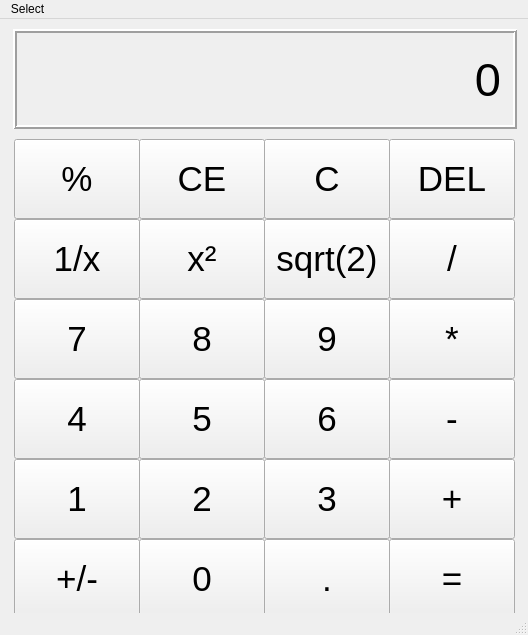
Before: the Qt Designer form Engineering calculator/UI_files/calc.ui in Ilonczai-Andras/Mernoki-szamologep-szakdolgozat, drawn with Qt 5.
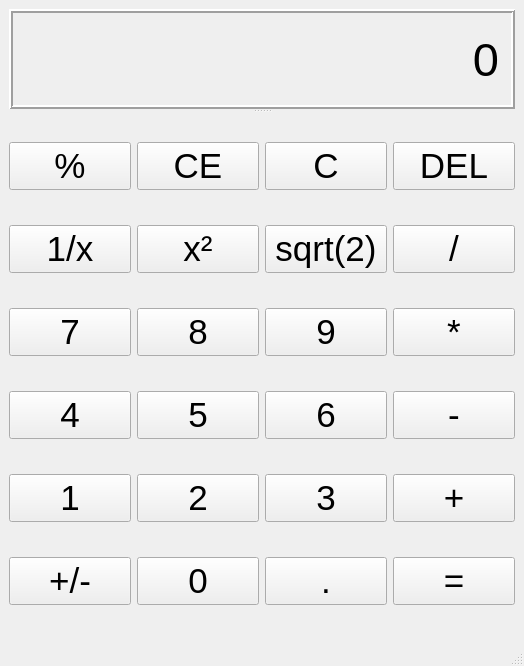
After: the same form once the commit is applied.

Commit message: programozói számológép/hexadecimális rész tesztelve

```diff
--- a/Engineering calculator/UI_files/calc.ui
+++ b/Engineering calculator/UI_files/calc.ui
@@ -6,23 +6,21 @@
    <rect>
     <x>0</x>
     <y>0</y>
-    <width>528</width>
-    <height>635</height>
+    <width>524</width>
+    <height>666</height>
    </rect>
   </property>
   <property name="windowTitle">
    <string>MainWindow</string>
   </property>
   <widget class="QWidget" name="centralwidget">
+   <layout class="QVBoxLayout" name="verticalLayout">
+    <item>
+     <widget class="QSplitter" name="splitter">
+      <property name="orientation">
+       <enum>Qt::Vertical</enum>
+      </property>
    <widget class="QLabel" name="outputLabel">
-    <property name="geometry">
-     <rect>
-      <x>13</x>
-      <y>10</y>
-      <width>504</width>
-      <height>100</height>
-     </rect>
-    </property>
     <property name="font">
      <font>
       <pointsize>35</pointsize>
@@ -50,33 +48,22 @@
      <number>10</number>
     </property>
    </widget>
-   <widget class="QPushButton" name="percentageButton">
-    <property name="geometry">
-     <rect>
-      <x>14</x>
-      <y>120</y>
-      <width>126</width>
-      <height>80</height>
-     </rect>
-    </property>
+      <widget class="QWidget" name="">
+       <layout class="QGridLayout" name="gridLayout">
+        <item row="5" column="0">
+         <widget class="QPushButton" name="plusMinusButton">
     <property name="font">
      <font>
       <pointsize>26</pointsize>
      </font>
     </property>
     <property name="text">
-     <string>%</string>
-    </property>
-   </widget>
+           <string>+/-</string>
+          </property>
+         </widget>
+        </item>
+        <item row="0" column="1">
    <widget class="QPushButton" name="clearEntryButton">
-    <property name="geometry">
-     <rect>
-      <x>139</x>
-      <y>120</y>
-      <width>126</width>
-      <height>80</height>
-     </rect>
-    </property>
     <property name="font">
      <font>
       <pointsize>26</pointsize>
@@ -86,51 +73,9 @@
      <string>CE</string>
     </property>
    </widget>
-   <widget class="QPushButton" name="clearButton">
-    <property name="geometry">
-     <rect>
-      <x>264</x>
-      <y>120</y>
-      <width>126</width>
-      <height>80</height>
-     </rect>
-    </property>
-    <property name="font">
-     <font>
-      <pointsize>26</pointsize>
-     </font>
-    </property>
-    <property name="text">
-     <string>C</string>
-    </property>
-   </widget>
-   <widget class="QPushButton" name="deleteButton">
-    <property name="geometry">
-     <rect>
-      <x>389</x>
-      <y>120</y>
-      <width>126</width>
-      <height>80</height>
-     </rect>
-    </property>
-    <property name="font">
-     <font>
-      <pointsize>26</pointsize>
-     </font>
-    </property>
-    <property name="text">
-     <string>DEL</string>
-    </property>
-   </widget>
+        </item>
+        <item row="1" column="1">
    <widget class="QPushButton" name="quadratButton">
-    <property name="geometry">
-     <rect>
-      <x>139</x>
-      <y>200</y>
-      <width>126</width>
-      <height>80</height>
-     </rect>
-    </property>
     <property name="font">
      <font>
       <pointsize>26</pointsize>
@@ -140,69 +85,21 @@
      <string>x²</string>
     </property>
    </widget>
-   <widget class="QPushButton" name="onePerXButton">
-    <property name="geometry">
-     <rect>
-      <x>14</x>
-      <y>200</y>
-      <width>126</width>
-      <height>80</height>
-     </rect>
-    </property>
+        </item>
+        <item row="0" column="0">
+         <widget class="QPushButton" name="percentageButton">
     <property name="font">
      <font>
       <pointsize>26</pointsize>
      </font>
     </property>
     <property name="text">
-     <string>1/x</string>
-    </property>
-   </widget>
-   <widget class="QPushButton" name="sqrtButton">
-    <property name="geometry">
-     <rect>
-      <x>264</x>
-      <y>200</y>
-      <width>126</width>
-      <height>80</height>
-     </rect>
-    </property>
-    <property name="font">
-     <font>
-      <pointsize>26</pointsize>
-     </font>
-    </property>
-    <property name="text">
-     <string>sqrt(2)</string>
-    </property>
-   </widget>
-   <widget class="QPushButton" name="divideButton">
-    <property name="geometry">
-     <rect>
-      <x>389</x>
-      <y>200</y>
-      <width>126</width>
-      <height>80</height>
-     </rect>
-    </property>
-    <property name="font">
-     <font>
-      <pointsize>26</pointsize>
-     </font>
-    </property>
-    <property name="text">
-     <string>/</string>
-    </property>
-   </widget>
+           <string>%</string>
+          </property>
+         </widget>
+        </item>
+        <item row="2" column="0">
    <widget class="QPushButton" name="Button_7">
-    <property name="geometry">
-     <rect>
-      <x>14</x>
-      <y>280</y>
-      <width>126</width>
-      <height>80</height>
-     </rect>
-    </property>
     <property name="font">
      <font>
       <pointsize>26</pointsize>
@@ -212,33 +109,9 @@
      <string>7</string>
     </property>
    </widget>
-   <widget class="QPushButton" name="Button_8">
-    <property name="geometry">
-     <rect>
-      <x>139</x>
-      <y>280</y>
-      <width>126</width>
-      <height>80</height>
-     </rect>
-    </property>
-    <property name="font">
-     <font>
-      <pointsize>26</pointsize>
-     </font>
-    </property>
-    <property name="text">
-     <string>8</string>
-    </property>
-   </widget>
+        </item>
+        <item row="2" column="3">
    <widget class="QPushButton" name="multiplyButton">
-    <property name="geometry">
-     <rect>
-      <x>389</x>
-      <y>280</y>
-      <width>126</width>
-      <height>80</height>
-     </rect>
-    </property>
     <property name="font">
      <font>
       <pointsize>26</pointsize>
@@ -248,15 +121,21 @@
      <string>*</string>
     </property>
    </widget>
+        </item>
+        <item row="3" column="0">
+         <widget class="QPushButton" name="Button_4">
+          <property name="font">
+           <font>
+            <pointsize>26</pointsize>
+           </font>
+          </property>
+          <property name="text">
+           <string>4</string>
+          </property>
+         </widget>
+        </item>
+        <item row="2" column="2">
    <widget class="QPushButton" name="Button_9">
-    <property name="geometry">
-     <rect>
-      <x>264</x>
-      <y>280</y>
-      <width>126</width>
-      <height>80</height>
-     </rect>
-    </property>
     <property name="font">
      <font>
       <pointsize>26</pointsize>
@@ -266,33 +145,33 @@
      <string>9</string>
     </property>
    </widget>
-   <widget class="QPushButton" name="Button_5">
-    <property name="geometry">
-     <rect>
-      <x>139</x>
-      <y>360</y>
-      <width>126</width>
-      <height>80</height>
-     </rect>
-    </property>
+        </item>
+        <item row="5" column="1">
+         <widget class="QPushButton" name="zeroButton">
+          <property name="font">
+           <font>
+            <pointsize>26</pointsize>
+           </font>
+          </property>
+          <property name="text">
+           <string>0</string>
+          </property>
+         </widget>
+        </item>
+        <item row="5" column="2">
+         <widget class="QPushButton" name="decimalPointButton">
     <property name="font">
      <font>
       <pointsize>26</pointsize>
      </font>
     </property>
     <property name="text">
-     <string>5</string>
-    </property>
-   </widget>
+           <string>.</string>
+          </property>
+         </widget>
+        </item>
+        <item row="3" column="3">
    <widget class="QPushButton" name="minusButton">
-    <property name="geometry">
-     <rect>
-      <x>389</x>
-      <y>360</y>
-      <width>126</width>
-      <height>80</height>
-     </rect>
-    </property>
     <property name="font">
      <font>
       <pointsize>26</pointsize>
@@ -302,105 +181,9 @@
      <string>-</string>
     </property>
    </widget>
-   <widget class="QPushButton" name="Button_4">
-    <property name="geometry">
-     <rect>
-      <x>14</x>
-      <y>360</y>
-      <width>126</width>
-      <height>80</height>
-     </rect>
-    </property>
-    <property name="font">
-     <font>
-      <pointsize>26</pointsize>
-     </font>
-    </property>
-    <property name="text">
-     <string>4</string>
-    </property>
-   </widget>
-   <widget class="QPushButton" name="Button_6">
-    <property name="geometry">
-     <rect>
-      <x>264</x>
-      <y>360</y>
-      <width>126</width>
-      <height>80</height>
-     </rect>
-    </property>
-    <property name="font">
-     <font>
-      <pointsize>26</pointsize>
-     </font>
-    </property>
-    <property name="text">
-     <string>6</string>
-    </property>
-   </widget>
-   <widget class="QPushButton" name="Button_2">
-    <property name="geometry">
-     <rect>
-      <x>139</x>
-      <y>440</y>
-      <width>126</width>
-      <height>80</height>
-     </rect>
-    </property>
-    <property name="font">
-     <font>
-      <pointsize>26</pointsize>
-     </font>
-    </property>
-    <property name="text">
-     <string>2</string>
-    </property>
-   </widget>
-   <widget class="QPushButton" name="Button_3">
-    <property name="geometry">
-     <rect>
-      <x>264</x>
-      <y>440</y>
-      <width>126</width>
-      <height>80</height>
-     </rect>
-    </property>
-    <property name="font">
-     <font>
-      <pointsize>26</pointsize>
-     </font>
-    </property>
-    <property name="text">
-     <string>3</string>
-    </property>
-   </widget>
-   <widget class="QPushButton" name="plusButton">
-    <property name="geometry">
-     <rect>
-      <x>389</x>
-      <y>440</y>
-      <width>126</width>
-      <height>80</height>
-     </rect>
-    </property>
-    <property name="font">
-     <font>
-      <pointsize>26</pointsize>
-     </font>
-    </property>
-    <property name="text">
-     <string>+</string>
-    </property>
-   </widget>
+        </item>
+        <item row="4" column="0">
    <widget class="QPushButton" name="Button_1">
-    <property name="geometry">
-     <rect>
-      <x>14</x>
-      <y>440</y>
-      <width>126</width>
-      <height>80</height>
-     </rect>
-    </property>
     <property name="font">
      <font>
       <pointsize>26</pointsize>
@@ -410,69 +193,33 @@
      <string>1</string>
     </property>
    </widget>
-   <widget class="QPushButton" name="plusMinusButton">
-    <property name="geometry">
-     <rect>
-      <x>14</x>
-      <y>520</y>
-      <width>126</width>
-      <height>80</height>
-     </rect>
-    </property>
+        </item>
+        <item row="1" column="3">
+         <widget class="QPushButton" name="divideButton">
     <property name="font">
      <font>
       <pointsize>26</pointsize>
      </font>
     </property>
     <property name="text">
-     <string>+/-</string>
-    </property>
-   </widget>
-   <widget class="QPushButton" name="decimalPointButton">
-    <property name="geometry">
-     <rect>
-      <x>264</x>
-      <y>520</y>
-      <width>126</width>
-      <height>80</height>
-     </rect>
-    </property>
+           <string>/</string>
+          </property>
+         </widget>
+        </item>
+        <item row="3" column="2">
+         <widget class="QPushButton" name="Button_6">
     <property name="font">
      <font>
       <pointsize>26</pointsize>
      </font>
     </property>
     <property name="text">
-     <string>.</string>
-    </property>
-   </widget>
-   <widget class="QPushButton" name="zeroButton">
-    <property name="geometry">
-     <rect>
-      <x>139</x>
-      <y>520</y>
-      <width>126</width>
-      <height>80</height>
-     </rect>
-    </property>
-    <property name="font">
-     <font>
-      <pointsize>26</pointsize>
-     </font>
-    </property>
-    <property name="text">
-     <string>0</string>
-    </property>
-   </widget>
+           <string>6</string>
+          </property>
+         </widget>
+        </item>
+        <item row="5" column="3">
    <widget class="QPushButton" name="equalButton">
-    <property name="geometry">
-     <rect>
-      <x>389</x>
-      <y>520</y>
-      <width>126</width>
-      <height>80</height>
-     </rect>
-    </property>
     <property name="font">
      <font>
       <pointsize>26</pointsize>
@@ -482,24 +229,120 @@
      <string>=</string>
     </property>
    </widget>
-  </widget>
-  <widget class="QMenuBar" name="menubar">
-   <property name="geometry">
-    <rect>
-     <x>0</x>
-     <y>0</y>
-     <width>528</width>
-     <height>21</height>
-    </rect>
-   </property>
-   <widget class="QMenu" name="menuSelect">
-    <property name="title">
-     <string>Select</string>
-    </property>
-    <addaction name="actionelso"/>
-    <addaction name="actionmasodik"/>
-   </widget>
-   <addaction name="menuSelect"/>
+        </item>
+        <item row="1" column="0">
+         <widget class="QPushButton" name="onePerXButton">
+          <property name="font">
+           <font>
+            <pointsize>26</pointsize>
+           </font>
+          </property>
+          <property name="text">
+           <string>1/x</string>
+          </property>
+         </widget>
+        </item>
+        <item row="4" column="3">
+         <widget class="QPushButton" name="plusButton">
+          <property name="font">
+           <font>
+            <pointsize>26</pointsize>
+           </font>
+          </property>
+          <property name="text">
+           <string>+</string>
+          </property>
+         </widget>
+        </item>
+        <item row="2" column="1">
+         <widget class="QPushButton" name="Button_8">
+          <property name="font">
+           <font>
+            <pointsize>26</pointsize>
+           </font>
+          </property>
+          <property name="text">
+           <string>8</string>
+          </property>
+         </widget>
+        </item>
+        <item row="4" column="2">
+         <widget class="QPushButton" name="Button_3">
+          <property name="font">
+           <font>
+            <pointsize>26</pointsize>
+           </font>
+          </property>
+          <property name="text">
+           <string>3</string>
+          </property>
+         </widget>
+        </item>
+        <item row="3" column="1">
+         <widget class="QPushButton" name="Button_5">
+          <property name="font">
+           <font>
+            <pointsize>26</pointsize>
+           </font>
+          </property>
+          <property name="text">
+           <string>5</string>
+          </property>
+         </widget>
+        </item>
+        <item row="1" column="2">
+         <widget class="QPushButton" name="sqrtButton">
+          <property name="font">
+           <font>
+            <pointsize>26</pointsize>
+           </font>
+          </property>
+          <property name="text">
+           <string>sqrt(2)</string>
+          </property>
+         </widget>
+        </item>
+        <item row="4" column="1">
+         <widget class="QPushButton" name="Button_2">
+          <property name="font">
+           <font>
+            <pointsize>26</pointsize>
+           </font>
+          </property>
+          <property name="text">
+           <string>2</string>
+          </property>
+         </widget>
+        </item>
+        <item row="0" column="3">
+         <widget class="QPushButton" name="deleteButton">
+          <property name="font">
+           <font>
+            <pointsize>26</pointsize>
+           </font>
+          </property>
+          <property name="text">
+           <string>DEL</string>
+          </property>
+         </widget>
+        </item>
+        <item row="0" column="2">
+         <widget class="QPushButton" name="clearButton">
+          <property name="font">
+           <font>
+            <pointsize>26</pointsize>
+           </font>
+          </property>
+          <property name="text">
+           <string>C</string>
+          </property>
+         </widget>
+        </item>
+       </layout>
+      </widget>
+     </widget>
+    </item>
+   </layout>
   </widget>
   <widget class="QStatusBar" name="statusbar"/>
   <action name="actionelso">
```
Lines whose indentation alone changed are shown as unchanged. The commit also changes 2 other files.
